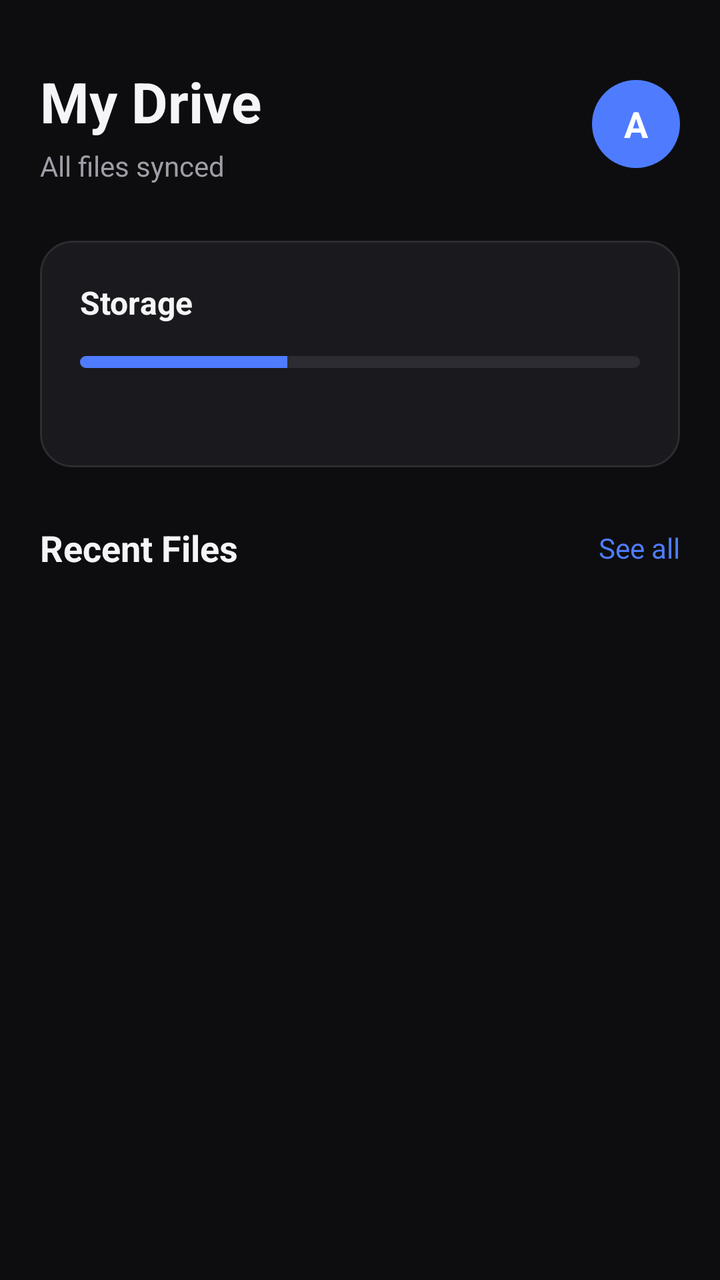
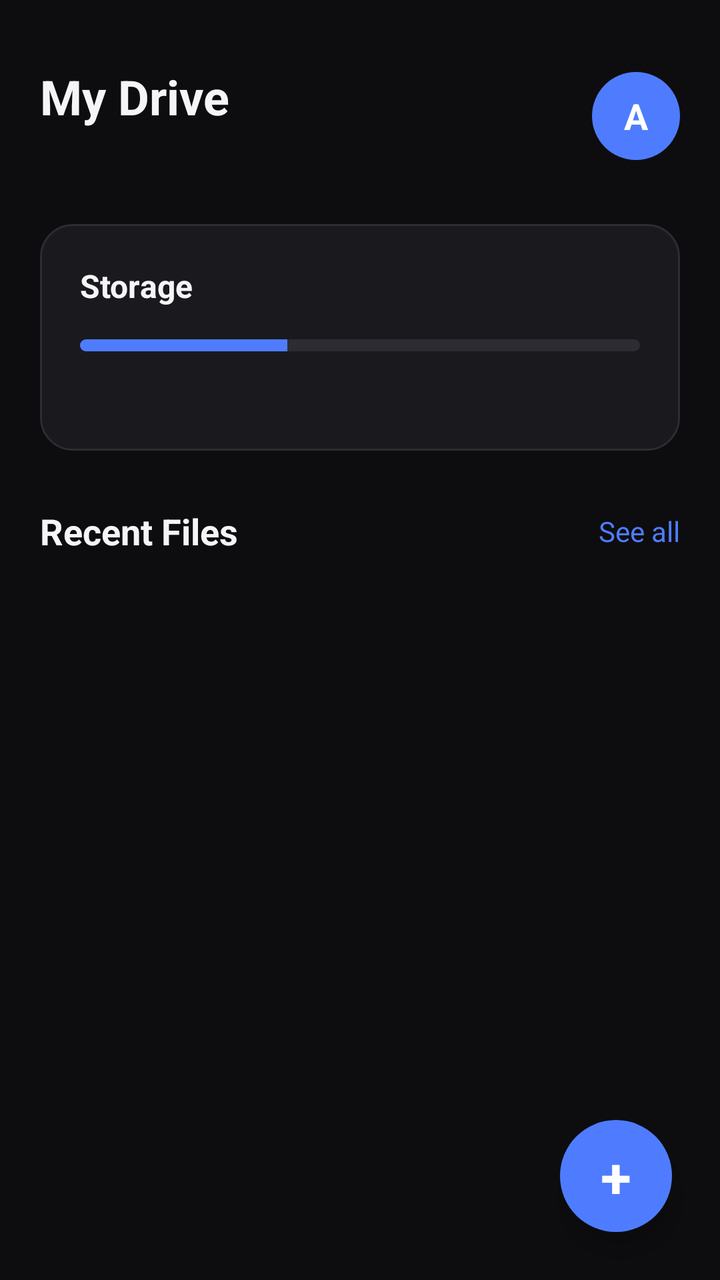

Two renders of the same Android screen: before a commit and after it. Below are the layout's source before the change and the commit's diff.
<!-- AndroidManifest.xml: application theme Theme.KoilCloud -->
<!-- res/layout/main_activity.xml -->
<?xml version="1.0" encoding="utf-8"?>
<androidx.core.widget.NestedScrollView
    xmlns:android="http://schemas.android.com/apk/res/android"
    xmlns:app="http://schemas.android.com/apk/res-auto"
    android:id="@+id/main"
    android:layout_width="match_parent"
    android:layout_height="match_parent"
    android:background="@color/bg"
    android:fillViewport="true">

    <LinearLayout
        android:layout_width="match_parent"
        android:layout_height="wrap_content"
        android:orientation="vertical"
        android:padding="20dp">

        
        <LinearLayout
            android:layout_width="match_parent"
            android:layout_height="wrap_content"
            android:orientation="horizontal"
            android:gravity="center_vertical"
            android:layout_marginTop="12dp"
            android:layout_marginBottom="28dp">

            <LinearLayout
                android:layout_width="0dp"
                android:layout_height="wrap_content"
                android:layout_weight="1"
                android:orientation="vertical">

                <TextView
                    android:layout_width="wrap_content"
                    android:layout_height="wrap_content"
                    android:text="My Drive"
                    android:textColor="@color/text_primary"
                    android:textSize="28sp"
                    android:textStyle="bold" />

                <TextView
                    android:layout_width="wrap_content"
                    android:layout_height="wrap_content"
                    android:layout_marginTop="4dp"
                    android:text="All files synced"
                    android:textColor="@color/text_secondary"
                    android:textSize="14sp" />
            </LinearLayout>

            <TextView
                android:id="@+id/avatar"
                android:layout_width="44dp"
                android:layout_height="44dp"
                android:background="@drawable/bg_avatar"
                android:gravity="center"
                android:text="A"
                android:textColor="#FFFFFF"
                android:textSize="18sp"
                android:textStyle="bold" />
        </LinearLayout>

        
        <LinearLayout
            android:layout_width="match_parent"
            android:layout_height="wrap_content"
            android:orientation="vertical"
            android:background="@drawable/bg_card"
            android:padding="20dp"
            android:layout_marginBottom="28dp">

            <LinearLayout
                android:layout_width="match_parent"
                android:layout_height="wrap_content"
                android:orientation="horizontal"
                android:layout_marginBottom="16dp">

                <TextView
                    android:layout_width="0dp"
                    android:layout_height="wrap_content"
                    android:layout_weight="1"
                    android:text="Storage"
                    android:textColor="@color/text_primary"
                    android:textSize="16sp"
                    android:textStyle="bold" />

                <TextView
                    android:id="@+id/storageRemaining"
                    android:layout_width="wrap_content"
                    android:layout_height="wrap_content"
                    android:text=""
                    android:textColor="@color/text_secondary"
                    android:textSize="13sp" />
            </LinearLayout>

            <ProgressBar
                android:id="@+id/storageProgress"
                style="?android:attr/progressBarStyleHorizontal"
                android:layout_width="match_parent"
                android:layout_height="6dp"
                android:progressDrawable="@drawable/progress_bar"
                android:max="100"
                android:progress="37" />

            <TextView
                android:id="@+id/storageDetail"
                android:layout_width="wrap_content"
                android:layout_height="wrap_content"
                android:layout_marginTop="12dp"
                android:text=""
                android:textColor="@color/text_tertiary"
                android:textSize="13sp" />
        </LinearLayout>

        
        <LinearLayout
            android:layout_width="match_parent"
            android:layout_height="wrap_content"
            android:orientation="horizontal"
            android:gravity="center_vertical"
            android:layout_marginBottom="16dp">

            <TextView
                android:layout_width="0dp"
                android:layout_height="wrap_content"
                android:layout_weight="1"
                android:text="Recent Files"
                android:textColor="@color/text_primary"
                android:textSize="18sp"
                android:textStyle="bold" />

            <TextView
                android:layout_width="wrap_content"
                android:layout_height="wrap_content"
                android:text="See all"
                android:textColor="@color/primary"
                android:textSize="14sp" />
        </LinearLayout>

        <androidx.recyclerview.widget.RecyclerView
            android:id="@+id/filesList"
            android:layout_width="match_parent"
            android:layout_height="wrap_content"
            android:nestedScrollingEnabled="false" />

        <ProgressBar
            android:id="@+id/loading"
            android:layout_width="wrap_content"
            android:layout_height="wrap_content"
            android:layout_gravity="center_horizontal"
            android:layout_marginTop="16dp"
            android:visibility="gone" />

        <TextView
            android:id="@+id/emptyText"
            android:layout_width="match_parent"
            android:layout_height="wrap_content"
            android:layout_marginTop="24dp"
            android:gravity="center"
            android:text="No files"
            android:textColor="@color/text_tertiary"
            android:textSize="14sp"
            android:visibility="gone" />
    </LinearLayout>
</androidx.core.widget.NestedScrollView>
<!-- resources referenced by this layout -->
<resources>
  <color name="bg">#0D0D0F</color>
  <color name="primary">#4F7CFF</color>
  <color name="text_primary">#F5F5F7</color>
  <color name="text_secondary">#9E9EA7</color>
  <color name="text_tertiary">#63636B</color>
  <!-- drawable bg_avatar (drawable) -->
  <?xml version="1.0" encoding="utf-8"?>
  <shape xmlns:android="http://schemas.android.com/apk/res/android" android:shape="oval">
      <solid android:color="@color/primary" />
  </shape>
  <!-- drawable bg_card (drawable) -->
  <?xml version="1.0" encoding="utf-8"?>
  <shape xmlns:android="http://schemas.android.com/apk/res/android">
      <solid android:color="@color/surface" />
      <corners android:radius="16dp" />
      <stroke android:width="1dp" android:color="@color/border" />
  </shape>
  <!-- drawable progress_bar (drawable) -->
  <?xml version="1.0" encoding="utf-8"?>
  <layer-list xmlns:android="http://schemas.android.com/apk/res/android">
      <item android:id="@android:id/background">
          <shape>
              <corners android:radius="3dp" />
              <solid android:color="@color/border" />
          </shape>
      </item>
      <item android:id="@android:id/progress">
          <clip>
              <shape>
                  <corners android:radius="3dp" />
                  <solid android:color="@color/primary" />
              </shape>
          </clip>
      </item>
  </layer-list>
  <style name="Theme.KoilCloud" parent="Theme.MaterialComponents.DayNight.NoActionBar">
          <item name="android:statusBarColor">@color/bg</item>
          <item name="android:navigationBarColor">@color/bg</item>
          <item name="android:windowBackground">@color/bg</item>
          <item name="android:windowLightStatusBar">false</item>
      </style>
  <color name="surface">#1A1A1E</color>
  <color name="border">#2C2C32</color>
</resources>

<!-- the commit's change to res/layout/main_activity.xml (unified diff, before → after) -->
@@ -1,163 +1,201 @@
 <?xml version="1.0" encoding="utf-8"?>
-<androidx.core.widget.NestedScrollView
-    xmlns:android="http://schemas.android.com/apk/res/android"
-    xmlns:app="http://schemas.android.com/apk/res-auto"
-    android:id="@+id/main"
+<FrameLayout xmlns:android="http://schemas.android.com/apk/res/android"
     android:layout_width="match_parent"
     android:layout_height="match_parent"
-    android:background="@color/bg"
-    android:fillViewport="true">
-
-    <LinearLayout
+    android:background="@color/bg">
+
+    <androidx.core.widget.NestedScrollView
+        android:id="@+id/main"
         android:layout_width="match_parent"
-        android:layout_height="wrap_content"
-        android:orientation="vertical"
-        android:padding="20dp">
-
-        
-        <LinearLayout
-            android:layout_width="match_parent"
-            android:layout_height="wrap_content"
-            android:orientation="horizontal"
-            android:gravity="center_vertical"
-            android:layout_marginTop="12dp"
-            android:layout_marginBottom="28dp">
-
-            <LinearLayout
-                android:layout_width="0dp"
-                android:layout_height="wrap_content"
-                android:layout_weight="1"
-                android:orientation="vertical">
-
-                <TextView
-                    android:layout_width="wrap_content"
-                    android:layout_height="wrap_content"
-                    android:text="My Drive"
-                    android:textColor="@color/text_primary"
-                    android:textSize="28sp"
-                    android:textStyle="bold" />
-
-                <TextView
-                    android:layout_width="wrap_content"
-                    android:layout_height="wrap_content"
-                    android:layout_marginTop="4dp"
-                    android:text="All files synced"
-                    android:textColor="@color/text_secondary"
-                    android:textSize="14sp" />
-            </LinearLayout>
-
-            <TextView
-                android:id="@+id/avatar"
-                android:layout_width="44dp"
-                android:layout_height="44dp"
-                android:background="@drawable/bg_avatar"
-                android:gravity="center"
-                android:text="A"
-                android:textColor="#FFFFFF"
-                android:textSize="18sp"
-                android:textStyle="bold" />
-        </LinearLayout>
-
-        
+        android:layout_height="match_parent"
+        android:fillViewport="true">
+
         <LinearLayout
             android:layout_width="match_parent"
             android:layout_height="wrap_content"
             android:orientation="vertical"
-            android:background="@drawable/bg_card"
             android:padding="20dp"
-            android:layout_marginBottom="28dp">
-
+            android:paddingBottom="96dp">
+
+            
             <LinearLayout
                 android:layout_width="match_parent"
                 android:layout_height="wrap_content"
                 android:orientation="horizontal"
-                android:layout_marginBottom="16dp">
-
-                <TextView
+                android:gravity="center_vertical"
+                android:layout_marginTop="12dp"
+                android:layout_marginBottom="28dp">
+
+                <TextView
+                    android:id="@+id/backButton"
+                    android:layout_width="40dp"
+                    android:layout_height="40dp"
+                    android:layout_marginEnd="8dp"
+                    android:background="@drawable/bg_icon"
+                    android:gravity="center"
+                    android:text="←"
+                    android:textColor="@color/text_primary"
+                    android:textSize="20sp"
+                    android:visibility="gone" />
+
+                <LinearLayout
                     android:layout_width="0dp"
                     android:layout_height="wrap_content"
                     android:layout_weight="1"
-                    android:text="Storage"
-                    android:textColor="@color/text_primary"
-                    android:textSize="16sp"
+                    android:orientation="vertical">
+
+                    <TextView
+                        android:id="@+id/pathTitle"
+                        android:layout_width="wrap_content"
+                        android:layout_height="wrap_content"
+                        android:text="My Drive"
+                        android:textColor="@color/text_primary"
+                        android:textSize="24sp"
+                        android:textStyle="bold"
+                        android:maxLines="1"
+                        android:ellipsize="middle" />
+
+                    <TextView
+                        android:id="@+id/pathSubtitle"
+                        android:layout_width="wrap_content"
+                        android:layout_height="wrap_content"
+                        android:layout_marginTop="2dp"
+                        android:text=""
+                        android:textColor="@color/text_secondary"
+                        android:textSize="13sp" />
+                </LinearLayout>
+
+                <TextView
+                    android:id="@+id/avatar"
+                    android:layout_width="44dp"
+                    android:layout_height="44dp"
+                    android:background="@drawable/bg_avatar"
+                    android:gravity="center"
+                    android:text="A"
+                    android:textColor="#FFFFFF"
+                    android:textSize="18sp"
                     android:textStyle="bold" />
-
-                <TextView
-                    android:id="@+id/storageRemaining"
+            </LinearLayout>
+
+            
+            <LinearLayout
+                android:layout_width="match_parent"
+                android:layout_height="wrap_content"
+                android:orientation="vertical"
+                android:background="@drawable/bg_card"
+                android:padding="20dp"
+                android:layout_marginBottom="28dp">
+
+                <LinearLayout
+                    android:layout_width="match_parent"
+                    android:layout_height="wrap_content"
+                    android:orientation="horizontal"
+                    android:layout_marginBottom="16dp">
+
+                    <TextView
+                        android:layout_width="0dp"
+                        android:layout_height="wrap_content"
+                        android:layout_weight="1"
+                        android:text="Storage"
+                        android:textColor="@color/text_primary"
+                        android:textSize="16sp"
+                        android:textStyle="bold" />
+
+                    <TextView
+                        android:id="@+id/storageRemaining"
+                        android:layout_width="wrap_content"
+                        android:layout_height="wrap_content"
+                        android:text=""
+                        android:textColor="@color/text_secondary"
+                        android:textSize="13sp" />
+                </LinearLayout>
+
+                <ProgressBar
+                    android:id="@+id/storageProgress"
+                    style="?android:attr/progressBarStyleHorizontal"
+                    android:layout_width="match_parent"
+                    android:layout_height="6dp"
+                    android:progressDrawable="@drawable/progress_bar"
+                    android:max="100"
+                    android:progress="37" />
+
+                <TextView
+                    android:id="@+id/storageDetail"
                     android:layout_width="wrap_content"
                     android:layout_height="wrap_content"
+                    android:layout_marginTop="12dp"
                     android:text=""
-                    android:textColor="@color/text_secondary"
+                    android:textColor="@color/text_tertiary"
                     android:textSize="13sp" />
             </LinearLayout>
 
+            
+            <LinearLayout
+                android:layout_width="match_parent"
+                android:layout_height="wrap_content"
+                android:orientation="horizontal"
+                android:gravity="center_vertical"
+                android:layout_marginBottom="16dp">
+
+                <TextView
+                    android:layout_width="0dp"
+                    android:layout_height="wrap_content"
+                    android:layout_weight="1"
+                    android:text="Recent Files"
+                    android:textColor="@color/text_primary"
+                    android:textSize="18sp"
+                    android:textStyle="bold" />
+
+                <TextView
+                    android:layout_width="wrap_content"
+                    android:layout_height="wrap_content"
+                    android:text="See all"
+                    android:textColor="@color/primary"
+                    android:textSize="14sp" />
+            </LinearLayout>
+
+            <androidx.recyclerview.widget.RecyclerView
+                android:id="@+id/filesList"
+                android:layout_width="match_parent"
+                android:layout_height="wrap_content"
+                android:nestedScrollingEnabled="false" />
+
             <ProgressBar
-                android:id="@+id/storageProgress"
-                style="?android:attr/progressBarStyleHorizontal"
-                android:layout_width="match_parent"
-                android:layout_height="6dp"
-                android:progressDrawable="@drawable/progress_bar"
-                android:max="100"
-                android:progress="37" />
+                android:id="@+id/loading"
+                android:layout_width="wrap_content"
+                android:layout_height="wrap_content"
+                android:layout_gravity="center_horizontal"
+                android:layout_marginTop="16dp"
+                android:visibility="gone" />
 
             <TextView
-                android:id="@+id/storageDetail"
-                android:layout_width="wrap_content"
-                android:layout_height="wrap_content"
-                android:layout_marginTop="12dp"
-                android:text=""
+                android:id="@+id/emptyText"
+                android:layout_width="match_parent"
+                android:layout_height="wrap_content"
+                android:layout_marginTop="24dp"
+                android:gravity="center"
+                android:text="No files"
                 android:textColor="@color/text_tertiary"
-                android:textSize="13sp" />
+                android:textSize="14sp"
+                android:visibility="gone" />
         </LinearLayout>
-
-        
-        <LinearLayout
-            android:layout_width="match_parent"
-            android:layout_height="wrap_content"
-            android:orientation="horizontal"
-            android:gravity="center_vertical"
-            android:layout_marginBottom="16dp">
-
-            <TextView
-                android:layout_width="0dp"
-                android:layout_height="wrap_content"
-                android:layout_weight="1"
-                android:text="Recent Files"
-                android:textColor="@color/text_primary"
-                android:textSize="18sp"
-                android:textStyle="bold" />
-
-            <TextView
-                android:layout_width="wrap_content"
-                android:layout_height="wrap_content"
-                android:text="See all"
-                android:textColor="@color/primary"
-                android:textSize="14sp" />
-        </LinearLayout>
-
-        <androidx.recyclerview.widget.RecyclerView
-            android:id="@+id/filesList"
-            android:layout_width="match_parent"
-            android:layout_height="wrap_content"
-            android:nestedScrollingEnabled="false" />
-
-        <ProgressBar
-            android:id="@+id/loading"
-            android:layout_width="wrap_content"
-            android:layout_height="wrap_content"
-            android:layout_gravity="center_horizontal"
-            android:layout_marginTop="16dp"
-            android:visibility="gone" />
-
-        <TextView
-            android:id="@+id/emptyText"
-            android:layout_width="match_parent"
-            android:layout_height="wrap_content"
-            android:layout_marginTop="24dp"
-            android:gravity="center"
-            android:text="No files"
-            android:textColor="@color/text_tertiary"
-            android:textSize="14sp"
-            android:visibility="gone" />
-    </LinearLayout>
-</androidx.core.widget.NestedScrollView>
+    </androidx.core.widget.NestedScrollView>
+
+    
+    <TextView
+        android:id="@+id/uploadButton"
+        android:layout_width="56dp"
+        android:layout_height="56dp"
+        android:layout_gravity="bottom|end"
+        android:layout_margin="24dp"
+        android:background="@drawable/bg_fab"
+        android:gravity="center"
+        android:text="+"
+        android:textColor="#FFFFFF"
+        android:textSize="28sp"
+        android:textStyle="bold"
+        android:clickable="true"
+        android:focusable="true"
+        android:elevation="8dp" />
+
+</FrameLayout>
<!-- resource entries referenced after the edit -->
@@ -16,6 +16,17 @@
       <solid android:color="@color/surface" />
       <corners android:radius="16dp" />
       <stroke android:width="1dp" android:color="@color/border" />
+  </shape>
+  <!-- drawable bg_fab (drawable) -->
+  <?xml version="1.0" encoding="utf-8"?>
+  <shape xmlns:android="http://schemas.android.com/apk/res/android" android:shape="oval">
+      <solid android:color="@color/primary" />
+  </shape>
+  <!-- drawable bg_icon (drawable) -->
+  <?xml version="1.0" encoding="utf-8"?>
+  <shape xmlns:android="http://schemas.android.com/apk/res/android">
+      <solid android:color="@color/surface_elevated" />
+      <corners android:radius="8dp" />
   </shape>
   <!-- drawable progress_bar (drawable) -->
   <?xml version="1.0" encoding="utf-8"?>
@@ -43,5 +54,6 @@
       </style>
   <color name="surface">#1A1A1E</color>
   <color name="border">#2C2C32</color>
+  <color name="surface_elevated">#242429</color>
 </resources>
 
